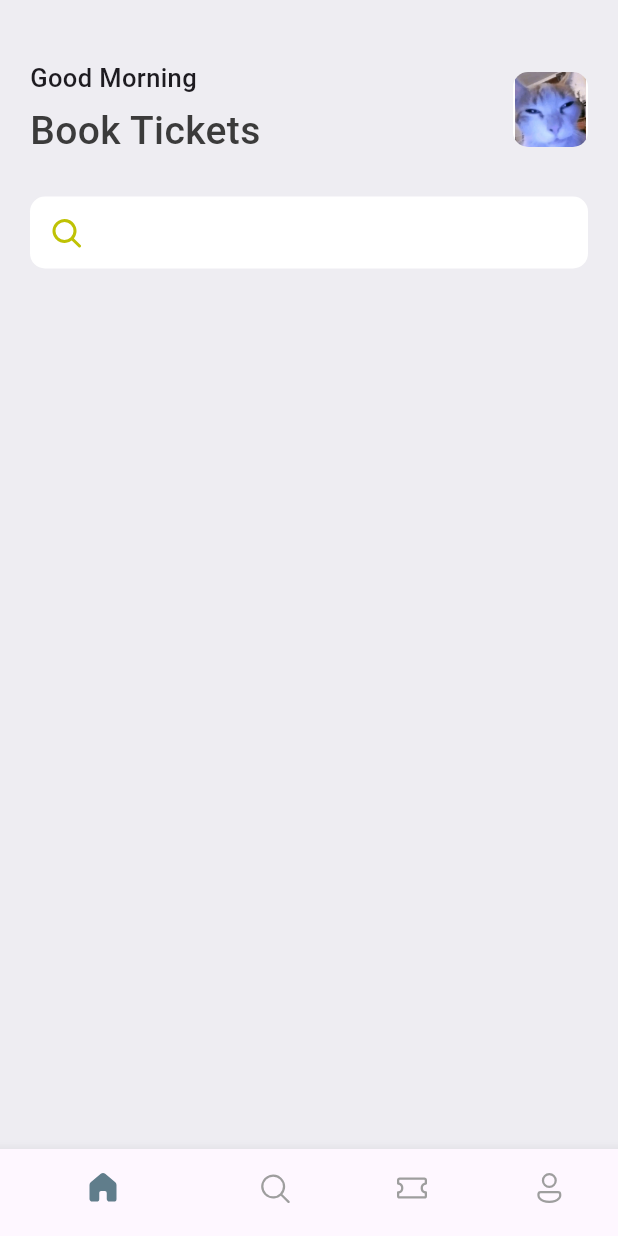
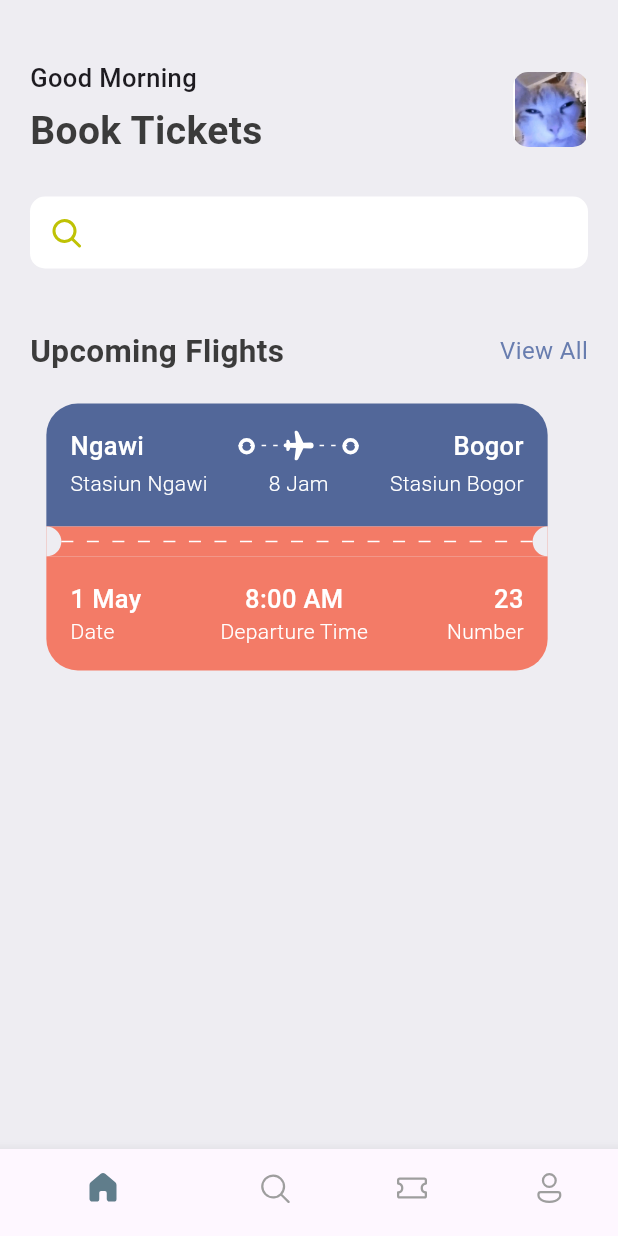
Before and after one commit to DerylFeyza/ticket_app, a Flutter app: the screen it shows after launch, on a phone screen of 412 x 824 dp. Run offline on Flutter 3.47's test engine with Material 3 defaults, Android fonts, the phone set to English and light mode, and no system bars; our stand-ins replace fluentui_icons.

Commit message:
feat: home and ticket widget

```diff
--- a/lib/pages/home_screen.dart
+++ b/lib/pages/home_screen.dart
@@ -2,6 +2,8 @@ import 'package:fluentui_icons/fluentui_icons.dart';
 import 'package:flutter/material.dart';
 import 'package:ticket_app/res/media.dart';
 import 'package:ticket_app/res/styles/app_styles.dart';
+import 'package:ticket_app/widgets/app_subheader.dart';
+import 'package:ticket_app/widgets/ticket_card.dart';
 
 class HomeScreen extends StatelessWidget {
   const HomeScreen({super.key});
@@ -60,9 +62,18 @@ class HomeScreen extends StatelessWidget {
                             color: Color(0xFFBFC205),
                           ),
                         ],
-                      ))
+                      )),
+                  SizedBox(
+                    height: 40,
+                  ),
+                  AppSubheader(
+                      subheader: "Upcoming Flights", linkText: "View All"),
+                  SizedBox(
+                    height: 20,
+                  ),
+                  TicketCard()
                 ],
-              ))
+              )),
         ],
       ),
     );
--- a/lib/res/styles/app_styles.dart
+++ b/lib/res/styles/app_styles.dart
@@ -4,9 +4,17 @@ class AppStyles {
   static Color primaryColor = const Color(0xFF687daf);
   static Color textColor = const Color(0xFF3b3b3b);
   static Color bgColor = const Color(0xFFeeedf2);
+  static Color brand = const Color(0xFF526799);
+  static Color brandOrange = const Color(0xFFF37B67);
+
+  static TextStyle textStyle =
+      TextStyle(fontSize: 16, fontWeight: FontWeight.normal, color: textColor);
   static TextStyle headlineStyle1 =
-      TextStyle(fontSize: 26, fontWeight: FontWeight.w500, color: textColor);
-
+      TextStyle(fontSize: 26, fontWeight: FontWeight.bold, color: textColor);
+  static TextStyle headlineStyle2 =
+      TextStyle(fontSize: 21, fontWeight: FontWeight.bold, color: textColor);
   static TextStyle headlineStyle3 =
       TextStyle(fontSize: 17, fontWeight: FontWeight.w500);
+  static TextStyle headlineStyle4 =
+      TextStyle(fontSize: 14, fontWeight: FontWeight.w300);
 }
--- /dev/null
+++ b/lib/widgets/app_layoutbuilder.dart
@@ -0,0 +1,26 @@
+import 'package:flutter/material.dart';
+
+class AppLayoutBuilder extends StatelessWidget {
+  const AppLayoutBuilder({super.key, required this.divider, this.width = 3});
+  final int divider;
+  final double width;
+  @override
+  Widget build(BuildContext context) {
+    return LayoutBuilder(
+        builder: (BuildContext context, BoxConstraints constraints) {
+      return Flex(
+          direction: Axis.horizontal,
+          mainAxisAlignment: MainAxisAlignment.spaceBetween,
+          children: List.generate(
+              (constraints.constrainWidth() / divider).floor(),
+              (index) => SizedBox(
+                    height: 1,
+                    width: width,
+                    child: DecoratedBox(
+                        decoration: BoxDecoration(
+                      color: Colors.white,
+                    )),
+                  )));
+    });
+  }
+}
--- a/lib/widgets/app_subheader.dart
+++ b/lib/widgets/app_subheader.dart
@@ -1,10 +1,28 @@
 import 'package:flutter/material.dart';
+import 'package:ticket_app/res/styles/app_styles.dart';
 
 class AppSubheader extends StatelessWidget {
-  const AppSubheader({super.key});
+  const AppSubheader(
+      {super.key, required this.subheader, required this.linkText});
+  final String subheader;
+  final String linkText;
 
   @override
   Widget build(BuildContext context) {
-    return const Placeholder();
+    return Row(
+      mainAxisAlignment: MainAxisAlignment.spaceBetween,
+      children: [
+        Text(
+          subheader,
+          style: AppStyles.headlineStyle2,
+        ),
+        InkWell(
+          child: Text(
+            linkText,
+            style: AppStyles.textStyle.copyWith(color: AppStyles.primaryColor),
+          ),
+        ),
+      ],
+    );
   }
 }
--- /dev/null
+++ b/lib/widgets/icons/dot_icon.dart
@@ -0,0 +1,15 @@
+import 'package:flutter/material.dart';
+
+class DotIcon extends StatelessWidget {
+  const DotIcon({super.key});
+
+  @override
+  Widget build(BuildContext context) {
+    return Container(
+      padding: EdgeInsets.all(3),
+      decoration: BoxDecoration(
+          border: Border.all(color: Colors.white, width: 2.5),
+          borderRadius: BorderRadius.circular(20)),
+    );
+  }
+}
--- /dev/null
+++ b/lib/widgets/text_style_ticket.dart
@@ -0,0 +1,25 @@
+import 'package:flutter/material.dart';
+import 'package:ticket_app/res/styles/app_styles.dart';
+
+class TextStyleTicket extends StatelessWidget {
+  final String text;
+  final TextAlign align;
+  final TextStyle? textStyle;
+
+  const TextStyleTicket(
+      {super.key,
+      required this.text,
+      this.align = TextAlign.start,
+      this.textStyle});
+
+  @override
+  Widget build(BuildContext context) {
+    final style =
+        textStyle ?? AppStyles.headlineStyle4.copyWith(color: Colors.white);
+    return Text(
+      text,
+      textAlign: align,
+      style: style.copyWith(color: Colors.white),
+    );
+  }
+}
--- /dev/null
+++ b/lib/widgets/ticket_card.dart
@@ -0,0 +1,193 @@
+import 'package:fluentui_icons/fluentui_icons.dart';
+import 'package:flutter/material.dart';
+import 'package:ticket_app/res/styles/app_styles.dart';
+import 'package:ticket_app/widgets/app_layoutbuilder.dart';
+import 'package:ticket_app/widgets/icons/dot_icon.dart';
+import 'package:ticket_app/widgets/text_style_ticket.dart';
+
+class TicketCard extends StatelessWidget {
+  const TicketCard({super.key});
+
+  @override
+  Widget build(BuildContext context) {
+    final screen = MediaQuery.of(context).size;
+    return SizedBox(
+      width: screen.width * 0.85,
+      height: 180,
+      child: Container(
+        margin: EdgeInsets.only(right: 16),
+        child: Column(
+          children: [
+            Container(
+              padding: EdgeInsets.all(16),
+              decoration: BoxDecoration(
+                  color: AppStyles.brand,
+                  borderRadius: BorderRadius.only(
+                      topLeft: Radius.circular(21),
+                      topRight: Radius.circular(21))),
+              child: Column(
+                children: [
+                  Row(
+                    children: [
+                      Column(
+                        crossAxisAlignment: CrossAxisAlignment.start,
+                        children: [
+                          TextStyleTicket(
+                              text: "Ngawi",
+                              textStyle: AppStyles.headlineStyle3),
+                          SizedBox(
+                            height: 3,
+                          ),
+                          TextStyleTicket(
+                            text: "Stasiun Ngawi",
+                          ),
+                        ],
+                      ),
+                      SizedBox(
+                        width: screen.width * 0.05,
+                      ),
+                      Expanded(
+                        child: Column(
+                          children: [
+                            Stack(
+                              children: [
+                                Container(
+                                  padding: EdgeInsets.only(top: 7),
+                                  child: Row(
+                                      mainAxisAlignment:
+                                          MainAxisAlignment.spaceBetween,
+                                      children: [
+                                        DotIcon(),
+                                        DotIcon(),
+                                      ]),
+                                ),
+                                SizedBox(
+                                  height: 24,
+                                  child: AppLayoutBuilder(
+                                    divider: 7,
+                                  ),
+                                ),
+                                Center(
+                                  child: Icon(
+                                    FluentSystemIcons.ic_fluent_airplane_filled,
+                                    color: Colors.white,
+                                  ),
+                                ),
+                              ],
+                            ),
+                            SizedBox(
+                              height: 3,
+                            ),
+                            TextStyleTicket(
+                              text: "8 Jam",
+                            ),
+                          ],
+                        ),
+                      ),
+                      SizedBox(
+                        width: screen.width * 0.05,
+                      ),
+                      Column(
+                        crossAxisAlignment: CrossAxisAlignment.end,
+                        children: [
+                          TextStyleTicket(
+                              align: TextAlign.end,
+                              text: "Bogor",
+                              textStyle: AppStyles.headlineStyle3),
+                          SizedBox(
+                            height: 3,
+                          ),
+                          TextStyleTicket(
+                            text: "Stasiun Bogor",
+                            align: TextAlign.end,
+                          ),
+                        ],
+                      ),
+                    ],
+                  ),
+                  SizedBox(
+                    height: 3,
+                  ),
+                ],
+              ),
+            ),
+            Container(
+                height: 20,
+                decoration: BoxDecoration(color: AppStyles.brandOrange),
+                child: Row(
+                  children: [
+                    SizedBox(
+                      height: 20,
+                      width: 10,
+                      child: DecoratedBox(
+                          decoration: BoxDecoration(
+                              color: AppStyles.bgColor,
+                              borderRadius: BorderRadius.only(
+                                  topRight: Radius.circular(10),
+                                  bottomRight: Radius.circular(10)))),
+                    ),
+                    Expanded(
+                      child: AppLayoutBuilder(
+                        divider: 16,
+                        width: 8,
+                      ),
+                    ),
+                    SizedBox(
+                      height: 20,
+                      width: 10,
+                      child: DecoratedBox(
+                          decoration: BoxDecoration(
+                              color: AppStyles.bgColor,
+                              borderRadius: BorderRadius.only(
+                                  topLeft: Radius.circular(10),
+                                  bottomLeft: Radius.circular(10)))),
+                    ),
+                  ],
+                )),
+            Container(
+              padding: EdgeInsets.all(16),
+              decoration: BoxDecoration(
+                  color: AppStyles.brandOrange,
+                  borderRadius: BorderRadius.only(
+                      bottomLeft: Radius.circular(21),
+                      bottomRight: Radius.circular(21))),
+              child: Row(
+                mainAxisAlignment: MainAxisAlignment.spaceBetween,
+                children: [
+                  Column(
+                    crossAxisAlignment: CrossAxisAlignment.start,
+                    children: [
+                      TextStyleTicket(
+                          text: "1 May", textStyle: AppStyles.headlineStyle3),
+                      TextStyleTicket(
+                          text: "Date", textStyle: AppStyles.headlineStyle4),
+                    ],
+                  ),
+                  Column(
+                    crossAxisAlignment: CrossAxisAlignment.center,
+                    children: [
+                      TextStyleTicket(
+                          text: "8:00 AM", textStyle: AppStyles.headlineStyle3),
+                      TextStyleTicket(
+                          text: "Departure Time",
+                          textStyle: AppStyles.headlineStyle4),
+                    ],
+                  ),
+                  Column(
+                    crossAxisAlignment: CrossAxisAlignment.end,
+                    children: [
+                      TextStyleTicket(
+                          text: "23", textStyle: AppStyles.headlineStyle3),
+                      TextStyleTicket(
+                          text: "Number", textStyle: AppStyles.headlineStyle4),
+                    ],
+                  ),
+                ],
+              ),
+            ),
+          ],
+        ),
+      ),
+    );
+  }
+}
```
